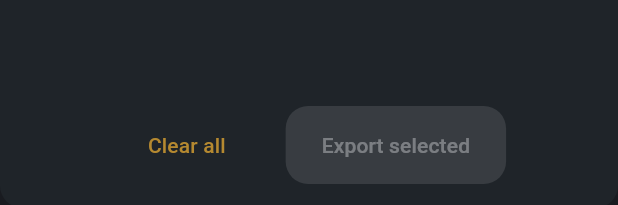
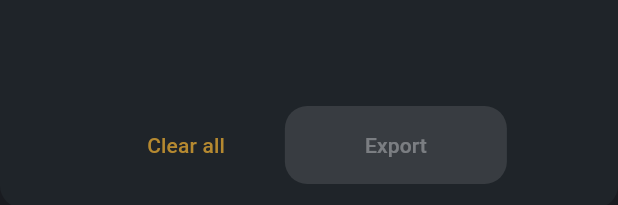
Before and after one commit to zxcBrawler/docs_helper, a Flutter app: the FileExtensionList widget shown alone on an empty page, opened directly with empty values, on a phone screen of 412 x 824 dp. Shown: the part 1028-1233 px from the top of the screen. Run offline on Flutter 3.47's test engine with Material 3 defaults, Android fonts, the phone set to English and light mode, and no system bars; our stand-ins replace file_picker, flutter_bloc, flutter_highlight, get_it, go_router, lucide_icons and 2 more; missing offline and left inert: dev_icons.

Commit message:
added AnimatedSwitcher to determine whether the export was successful. Optimized state managment

```diff
--- a/lib/feature/presentation/bloc/export/export_state.dart
+++ b/lib/feature/presentation/bloc/export/export_state.dart
@@ -7,8 +7,7 @@ abstract class ExportState {
 }
 
 class ExportInitial extends ExportState {
-  const ExportInitial()
-      : super(isExporting: false, selectedExtensions: const {});
+  const ExportInitial();
 }
 
 class ExportCancelled extends ExportState {
@@ -21,7 +20,8 @@ class ExportExtensionsUpdated extends ExportState {
 }
 
 class ExportInProgress extends ExportState {
-  const ExportInProgress() : super(isExporting: true);
+  const ExportInProgress(Set<String> selectedExtensions)
+      : super(isExporting: true, selectedExtensions: selectedExtensions);
 }
 
 class ExportSuccess extends ExportState {
--- a/lib/feature/presentation/widget/new_document_screen/file_extension_list.dart
+++ b/lib/feature/presentation/widget/new_document_screen/file_extension_list.dart
@@ -7,6 +7,7 @@ import 'package:docs_helper/feature/presentation/bloc/export/export_event.dart';
 import 'package:docs_helper/feature/presentation/bloc/export/export_state.dart';
 import 'package:flutter/material.dart';
 import 'package:flutter_bloc/flutter_bloc.dart';
+import 'package:lucide_icons/lucide_icons.dart';
 
 class FileExtensionList extends StatelessWidget {
   final Map<String, int> extensions;
@@ -149,14 +150,27 @@ class FileExtensionList extends StatelessWidget {
                                             ),
                                           );
                                     },
+                          child: SizedBox(
+                            width: 100,
+                            child: AnimatedSwitcher(
+                              duration: const Duration(milliseconds: 300),
                               child: state is ExportInProgress
                                   ? const SizedBox(
                                       width: 20,
                                       height: 20,
                                       child: CircularProgressIndicator(),
                                     )
-                              : const Text('Export selected'),
+                                  : state is ExportSuccess
+                                      ? const Icon(
+                                          LucideIcons.check,
+                                          size: 20,
+                                        )
+                                      : const Text(
+                                          'Export',
                                         ),
+                            ),
+                          ),
+                        )
                       ],
                     ),
                   ),
```
Also changed, not shown: lib/feature/presentation/bloc/export/export_bloc.dart (+14 -4 lines). Lines whose indentation alone changed are shown as unchanged.
